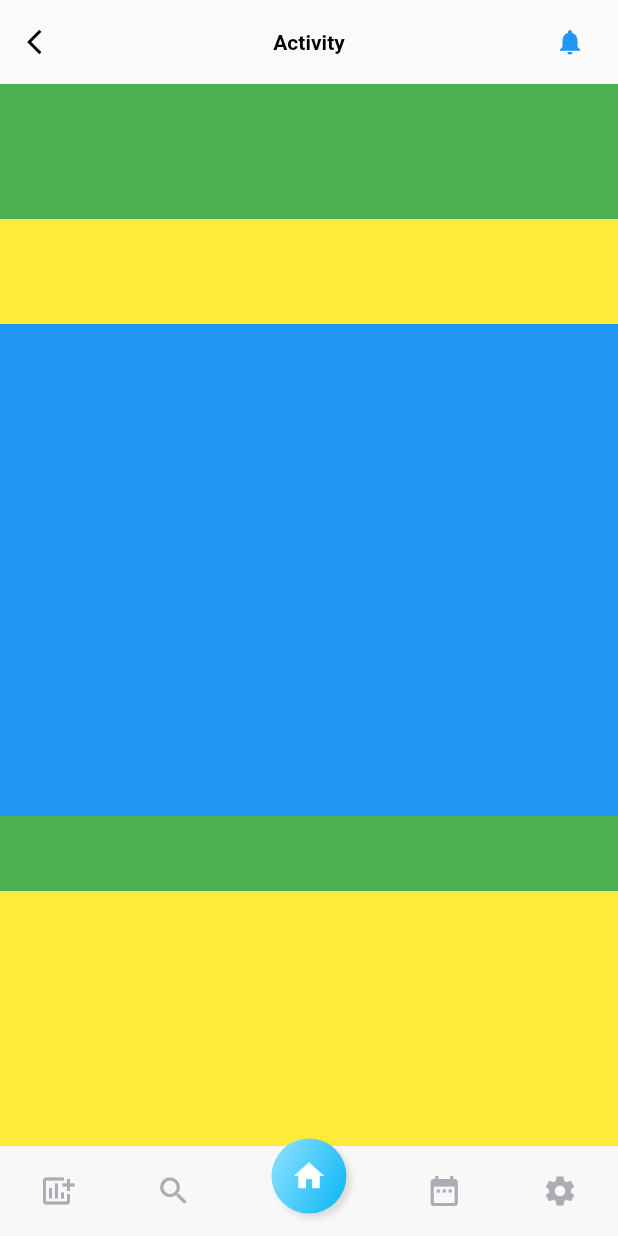
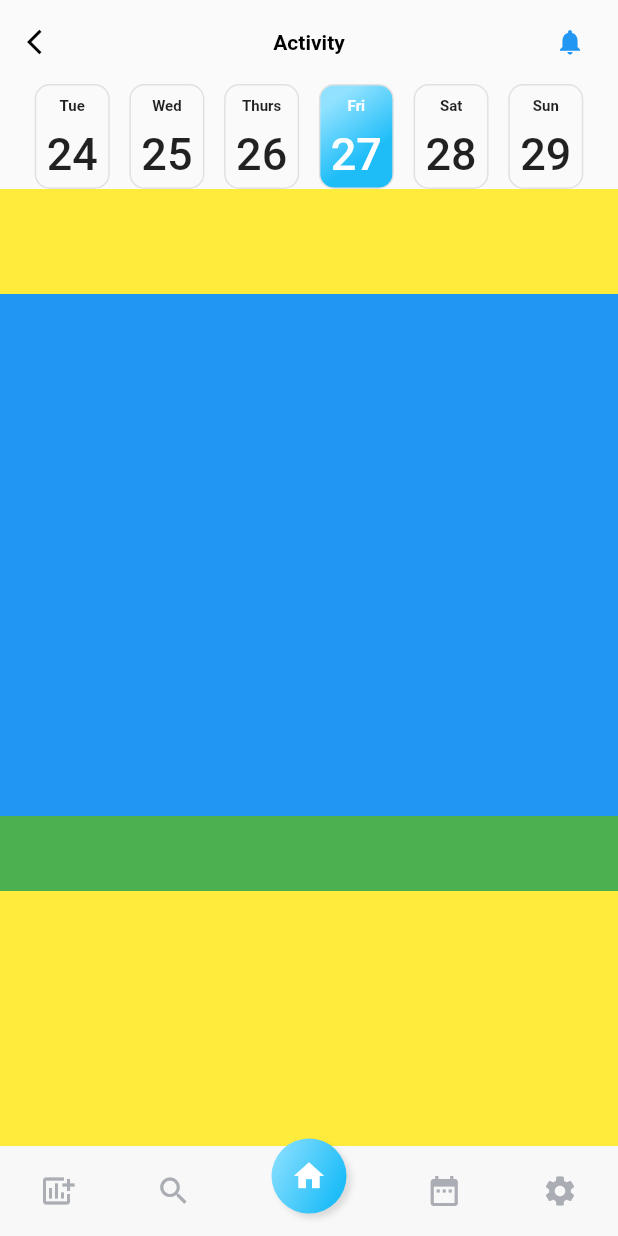
Before and after one commit to dumasrobert13/FlutterFinals, a Flutter app: the DetailsPage screen opened by its route, on a phone screen of 412 x 824 dp. Run offline on Flutter 3.47's test engine with Material 2 defaults, Android fonts, the phone set to English and light mode, and no system bars.

Commit message:
added the date in details

```diff
--- /dev/null
+++ b/lib/helpers.dart
@@ -0,0 +1,9 @@
+final Map<int, String> daysOfWeek = {
+  1: 'Mon',
+  2: 'Tue',
+  3: 'Wed',
+  4: 'Thurs',
+  5: 'Fri',
+  6: 'Sat',
+  7: 'Sun',
+};
--- a/lib/pages/details/details.dart
+++ b/lib/pages/details/details.dart
@@ -1,4 +1,5 @@
 import 'package:fitness_tracker/pages/details/widgets/Steps.dart';
+import 'package:fitness_tracker/pages/details/widgets/appbar.dart';
 import 'package:fitness_tracker/pages/details/widgets/dates.dart';
 import 'package:fitness_tracker/pages/details/widgets/graph.dart';
 import 'package:fitness_tracker/pages/details/widgets/info.dart';
@@ -12,34 +13,7 @@ class DetailsPage extends StatelessWidget {
   @override
   Widget build(BuildContext context) {
     return Scaffold(
-      appBar: AppBar(
-        backgroundColor: Colors.transparent,
-        elevation: 0,
-        leading: IconButton(
-          onPressed: () {},
-          icon: Icon(
-            Icons.arrow_back_ios,
-            color: Colors.black,
-            size: 20,
-          ),
-        ),
-        title: Text(
-          'Activity',
-          style: TextStyle(
-              color: Colors.black, fontWeight: FontWeight.bold, fontSize: 14),
-        ),
-        centerTitle: true,
-        actions: [
-          TextButton(
-            onPressed: () {},
-            child: Icon(
-              Icons.notifications,
-              size: 20,
-            ),
-
-          )
-        ],
-      ),
+      appBar: MainAppBar(appBar: AppBar()),
       body: Column(
         children: [
           Dates(),
--- /dev/null
+++ b/lib/pages/details/widgets/appbar.dart
@@ -0,0 +1,44 @@
+import 'package:flutter/material.dart';
+
+class MainAppBar extends StatelessWidget implements PreferredSizeWidget {
+  final AppBar appBar;
+  const MainAppBar({
+    Key? key,
+    required this.appBar,
+  }) : super(key: key);
+
+  @override
+  Widget build(BuildContext context) {
+    return AppBar(
+      backgroundColor: Colors.transparent,
+      elevation: 0,
+      leading: IconButton(
+        onPressed: () {},
+        icon: Icon(
+          Icons.arrow_back_ios,
+          color: Colors.black,
+          size: 20,
+        ),
+      ),
+      title: Text(
+        'Activity',
+        style: TextStyle(
+            color: Colors.black, fontWeight: FontWeight.bold, fontSize: 14),
+      ),
+      centerTitle: true,
+      actions: [
+        TextButton(
+          onPressed: () {},
+          child: Icon(
+            Icons.notifications,
+            size: 20,
+          ),
+        )
+      ],
+    );
+  }
+
+  @override
+  // TODO: implement preferredSize
+  Size get preferredSize => Size.fromHeight(appBar.preferredSize.height);
+}
--- a/lib/pages/details/widgets/dates.dart
+++ b/lib/pages/details/widgets/dates.dart
@@ -1,3 +1,4 @@
+import 'package:fitness_tracker/helpers.dart';
 import 'package:flutter/material.dart';
 
 class Dates extends StatelessWidget {
@@ -5,11 +6,71 @@ class Dates extends StatelessWidget {
 
   @override
   Widget build(BuildContext context) {
-    return Container(
-      width: double.infinity,
-      height: 90,
-      color: Colors.green,
-
+    List<DateBox> dateBoxes = [];
+    DateTime date = DateTime.now().subtract(Duration(days: 3));
+    for (int i = 0; i < 6; i++) {
+      dateBoxes.add(DateBox(date: date, active: i == 3));
+      date = date.add(Duration(days: 1));
+    }
+    return Padding(
+      padding: const EdgeInsets.symmetric(horizontal: 10),
+      child: Row(
+        mainAxisAlignment: MainAxisAlignment.spaceEvenly,
+        children: dateBoxes,
+      ),
     );
   }
 }
+
+class DateBox extends StatelessWidget {
+  final bool active;
+  final DateTime date;
+  const DateBox({
+    Key? key,
+    this.active = false,
+    required this.date,
+  }) : super(key: key);
+
+  @override
+  Widget build(BuildContext context) {
+    return Container(
+      width: 50,
+      height: 70,
+      decoration: BoxDecoration(
+        gradient: active
+            ? LinearGradient(colors: [
+                Color(0xff92e2ff),
+                Color(0xff1ebdf8),
+              ], begin: Alignment.topCenter)
+            : null,
+        borderRadius: BorderRadius.circular(10),
+        border: Border.all(
+          color: Color(0xffe1e1e1),
+        ),
+      ),
+      child: DefaultTextStyle.merge(
+        style: active ? TextStyle(color: Colors.white) : null,
+        child: Column(
+          children: [
+            SizedBox(height: 8),
+            Text(
+              daysOfWeek[date.weekday]!,
+              style: TextStyle(
+                fontSize: 10,
+                fontWeight: FontWeight.bold,
+              ),
+            ),
+            SizedBox(height: 8),
+            Text(
+              date.day.toString(),
+              style: TextStyle(
+                fontSize: 30,
+                fontWeight: FontWeight.w500,
+              ),
+            ),
+          ],
+        ),
+      ),
+    );
+  }
+}
```
